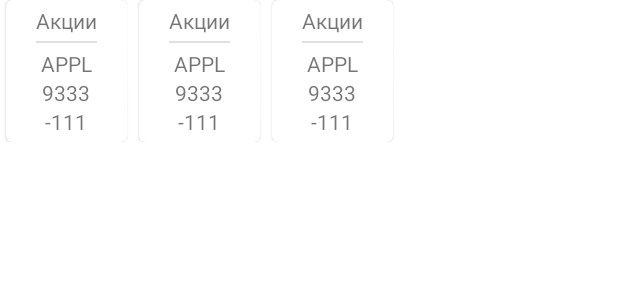
After one commit to salboro/statAppp, an Android app: the layout feed_favorites_container_item.xml on its own in the app's theme, with its tools: preview values and no code run, on a phone screen of 412 x 824 dp. The commit adds this screen. Shown: the top 300 px of the screen. Run offline under Robolectric (Android 15) with nearby library versions, the phone set to English and light mode, and no system bars.

Commit message:
Добавил верстку карусели и фид фрагмент

```diff
--- a/app/src/main/AndroidManifest.xml
+++ b/app/src/main/AndroidManifest.xml
@@ -9,7 +9,7 @@
         android:roundIcon="@mipmap/ic_launcher_round"
         android:supportsRtl="true"
         android:theme="@style/Theme.StatAppp">
-        <activity android:name=".MainActivity">
+        <activity android:name=".ui.MainActivity">
             <intent-filter>
                 <action android:name="android.intent.action.MAIN" />
 
--- /dev/null
+++ b/app/src/main/res/layout/feed_favorite_item.xml
@@ -0,0 +1,46 @@
+<?xml version="1.0" encoding="utf-8"?>
+<com.google.android.material.card.MaterialCardView xmlns:android="http://schemas.android.com/apk/res/android"
+    xmlns:tools="http://schemas.android.com/tools"
+    android:layout_width="wrap_content"
+    android:layout_height="wrap_content"
+    android:layout_marginHorizontal="4dp">
+
+    <LinearLayout
+        android:layout_width="wrap_content"
+        android:layout_height="wrap_content"
+        android:orientation="vertical"
+        android:padding="4dp"
+        android:layout_marginHorizontal="16dp"
+        android:gravity="center">
+
+        <com.google.android.material.textview.MaterialTextView
+            android:id="@+id/category"
+            android:layout_width="wrap_content"
+            android:layout_height="wrap_content"
+            tools:text="Акции" />
+
+        <com.google.android.material.divider.MaterialDivider
+            android:layout_marginVertical="4dp"
+            android:layout_width="match_parent"
+            android:layout_height="wrap_content" />
+
+        <com.google.android.material.textview.MaterialTextView
+            android:id="@+id/title"
+            android:layout_width="wrap_content"
+            android:layout_height="wrap_content"
+            tools:text="APPL" />
+
+        <com.google.android.material.textview.MaterialTextView
+            android:id="@+id/currentValue"
+            android:layout_width="wrap_content"
+            android:layout_height="wrap_content"
+            tools:text="9333" />
+
+        <com.google.android.material.textview.MaterialTextView
+            android:id="@+id/diffValue"
+            android:layout_width="wrap_content"
+            android:layout_height="wrap_content"
+            tools:text="-111"/>
+
+    </LinearLayout>
+</com.google.android.material.card.MaterialCardView>
--- /dev/null
+++ b/app/src/main/res/layout/feed_favorites_container_item.xml
@@ -0,0 +1,10 @@
+<?xml version="1.0" encoding="utf-8"?>
+<androidx.recyclerview.widget.RecyclerView xmlns:android="http://schemas.android.com/apk/res/android"
+    xmlns:app="http://schemas.android.com/apk/res-auto"
+    xmlns:tools="http://schemas.android.com/tools"
+    android:id="@+id/recycler"
+    android:layout_width="match_parent"
+    android:layout_height="wrap_content"
+    tools:listitem="@layout/feed_favorite_item"
+    app:layoutManager="androidx.recyclerview.widget.LinearLayoutManager"
+    android:orientation="horizontal" />
```
Also changed, not shown: app/build.gradle (+6 -2 lines), app/src/main/java/ru/tpu/statappp/MainActivity.kt (deleted, +0 -11 lines), app/src/main/java/ru/tpu/statappp/ui/MainActivity.kt (added, +20 -0 lines), app/src/main/java/ru/tpu/statappp/ui/feed/FeedFragment.kt (added, +29 -0 lines), app/src/main/java/ru/tpu/statappp/ui/feed/adapter/FavoritesContainerViewHolder.kt (added, +10 -0 lines), app/src/main/java/ru/tpu/statappp/ui/feed/adapter/FeedAdapter.kt (added, +25 -0 lines), app/src/main/res/layout/activity_main.xml (+3 -14 lines), app/src/main/res/layout/fragment_feed.xml (added, +27 -0 lines), 1 other file.
